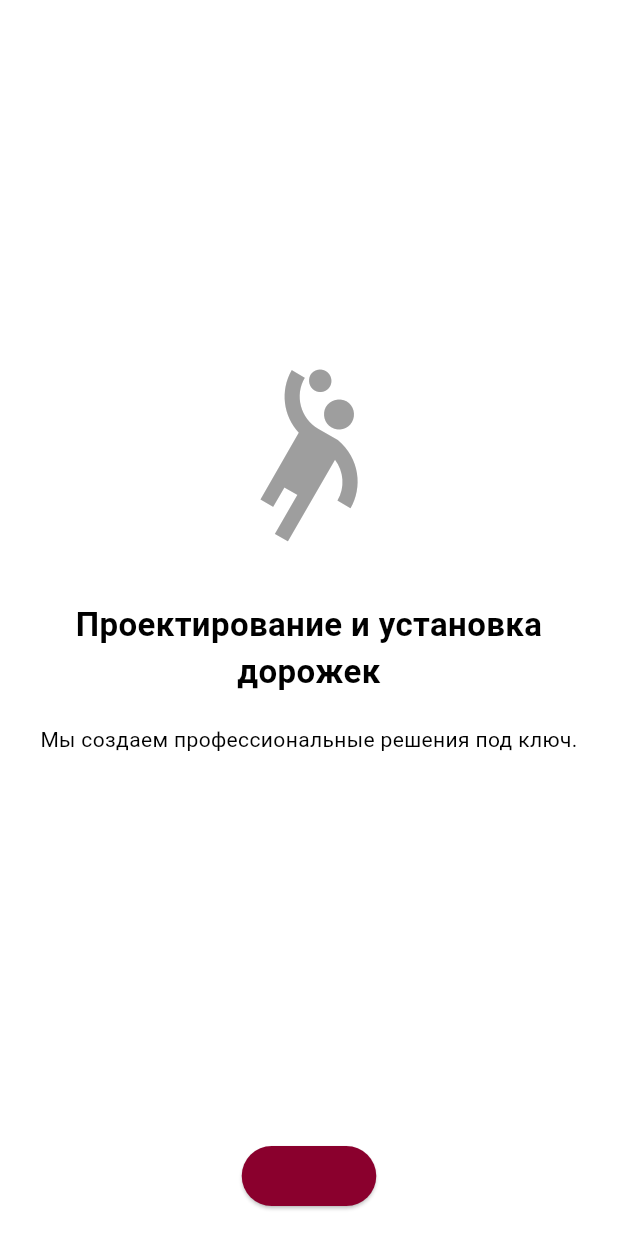
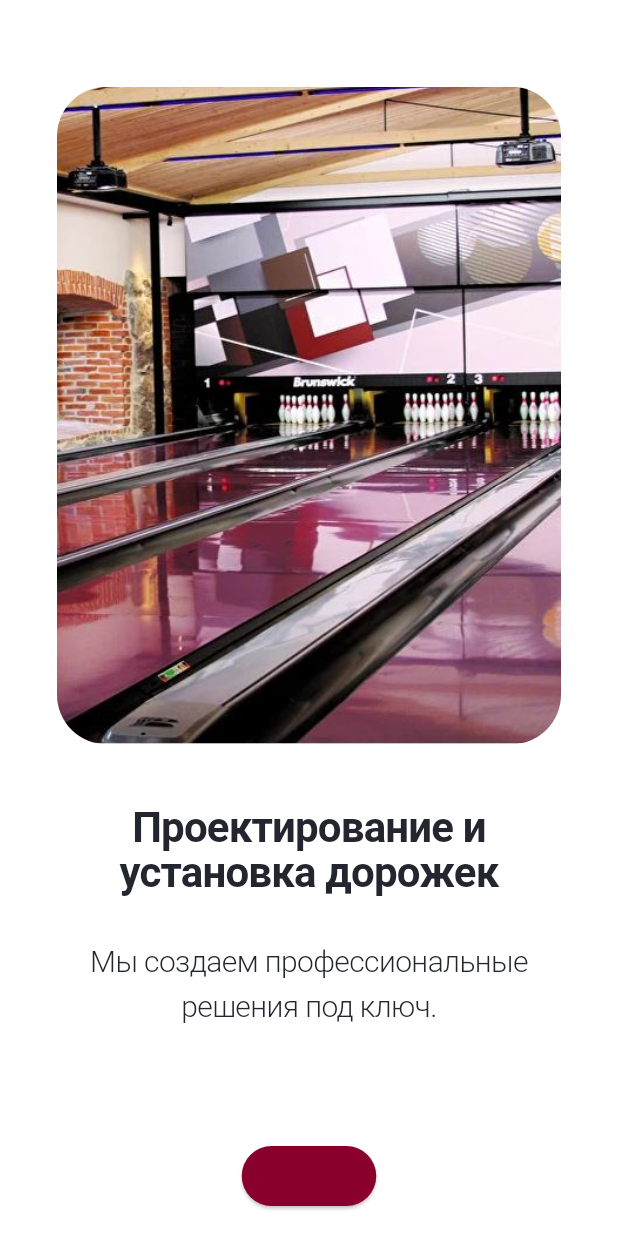
Before and after one commit to Lalamee/bowling-app-flutter, a Flutter app: the screen it shows after launch, on a phone screen of 412 x 824 dp. Run offline on Flutter 3.47's test engine with Material 3 defaults, Android fonts, the phone set to English and light mode, and no system bars.

Commit message:
add image, style for text

```diff
--- a/lib/screens/onboarding_screen.dart
+++ b/lib/screens/onboarding_screen.dart
@@ -1,6 +1,7 @@
 import 'package:flutter/material.dart';
 import 'welcome_screen.dart';
 import '../theme/colors.dart';
+import '../theme/text_styles.dart';
 
 class OnboardingScreen extends StatefulWidget {
   @override
@@ -8,19 +9,22 @@ class OnboardingScreen extends StatefulWidget {
 }
 
 class _OnboardingScreenState extends State<OnboardingScreen> {
-  PageController _controller = PageController();
+  final PageController _controller = PageController();
   int _index = 0;
 
   final List<Map<String, String>> _data = [
     {
+      'image': 'assets/images/onboard1.jpg',
       'title': 'Проектирование и установка дорожек',
       'subtitle': 'Мы создаем профессиональные решения под ключ.',
     },
     {
+      'image': 'assets/images/onboard2.jpg',
       'title': 'Модернизация оборудования',
       'subtitle': 'Помогаем обновить ваши дорожки и систему.',
     },
     {
+      'image': 'assets/images/onboard3.jpg',
       'title': 'Обучение и техподдержка',
       'subtitle': 'Мы обучим и поддержим ваш персонал.',
     },
@@ -41,13 +45,35 @@ class _OnboardingScreenState extends State<OnboardingScreen> {
                 child: Column(
                   mainAxisAlignment: MainAxisAlignment.center,
                   children: [
-                    Icon(Icons.sports_handball, size: 120, color: Colors.grey),
+                    ClipRRect(
+                      borderRadius: BorderRadius.circular(33.05),
+                      child: Image.asset(
+                        _data[i]['image']!,
+                        width: 336,
+                        height: 438.45,
+                        fit: BoxFit.cover,
+                      ),
+                    ),
                     SizedBox(height: 40),
-                    Text(_data[i]['title']!,
+                    SizedBox(
+                      width: 330,
+                      height: 70,
+                      child: Text(
+                        _data[i]['title']!,
                         textAlign: TextAlign.center,
-                        style: TextStyle(fontSize: 22, fontWeight: FontWeight.bold)),
+                        style: AppTextStyles.onboardingTitle,
+                      ),
+                    ),
                     SizedBox(height: 20),
-                    Text(_data[i]['subtitle']!, textAlign: TextAlign.center),
+                    SizedBox(
+                      width: 355,
+                      height: 60,
+                      child: Text(
+                        _data[i]['subtitle']!,
+                        textAlign: TextAlign.center,
+                        style: AppTextStyles.onboardingSubtitle,
+                      ),
+                    ),
                   ],
                 ),
               ),
--- a/lib/theme/colors.dart
+++ b/lib/theme/colors.dart
@@ -7,4 +7,5 @@ class AppColors {
   static const Color background = Color(0xFFF8F8F8);
   static const Color black = Colors.black;
   static const Color white = Colors.white;
+  static const Color textDark = Color(0xFF23262F);
 }
--- /dev/null
+++ b/lib/theme/text_styles.dart
@@ -0,0 +1,22 @@
+import 'package:flutter/material.dart';
+import 'colors.dart';
+
+class AppTextStyles {
+  static const TextStyle onboardingTitle = TextStyle(
+    fontFamily: 'Roboto',
+    fontWeight: FontWeight.w700,
+    fontSize: 28,
+    height: 30 / 28,
+    letterSpacing: -0.02 * 28,
+    color: AppColors.textDark,
+  );
+
+  static const TextStyle onboardingSubtitle = TextStyle(
+    fontFamily: 'Roboto',
+    fontWeight: FontWeight.w300,
+    fontSize: 20,
+    height: 30 / 20,
+    letterSpacing: -0.02 * 20,
+    color: AppColors.textDark,
+  );
+}
--- a/lib/widgets/custom_button.dart
+++ b/lib/widgets/custom_button.dart
@@ -3,10 +3,15 @@ import '../theme/colors.dart';
 
 class CustomButton extends StatelessWidget {
   final String text;
-  final VoidCallback onPressed;
+  final VoidCallback? onPressed;
   final bool isOutlined;
 
-  const CustomButton({required this.text, required this.onPressed, this.isOutlined = false});
+  const CustomButton({
+    required this.text,
+    this.onPressed,
+    this.isOutlined = false,
+    Key? key,
+  }) : super(key: key);
 
   @override
   Widget build(BuildContext context) {
@@ -18,7 +23,10 @@ class CustomButton extends StatelessWidget {
               style: OutlinedButton.styleFrom(
                 side: BorderSide(color: AppColors.primary),
               ),
-              child: Text(text, style: TextStyle(color: AppColors.primary)),
+              child: Text(
+                text,
+                style: TextStyle(color: AppColors.primary),
+              ),
             )
           : ElevatedButton(
               onPressed: onPressed,
```
Also changed, not shown: pubspec.yaml (+4 -3 lines), assets/images/onboard1.jpg (added), assets/images/onboard2.jpg (added), lib/screens/splash_screen.dart (line endings or trailing spaces), 1 other file.
